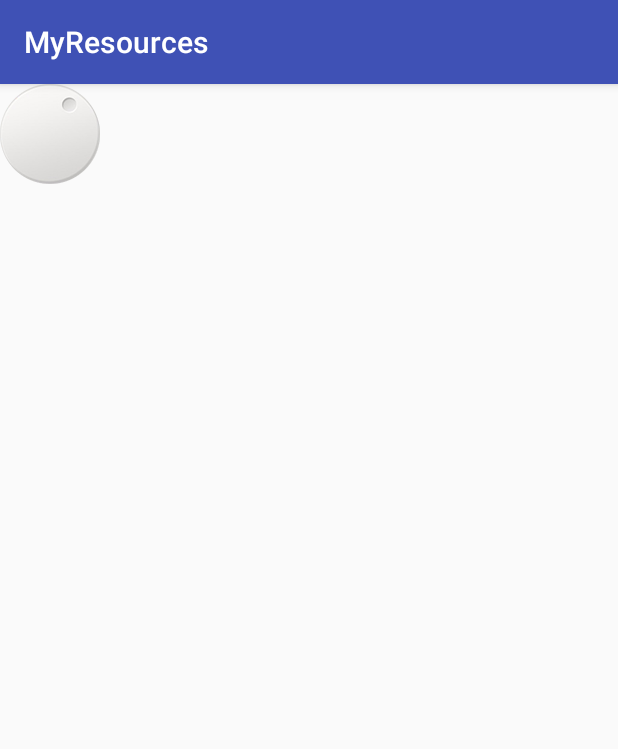
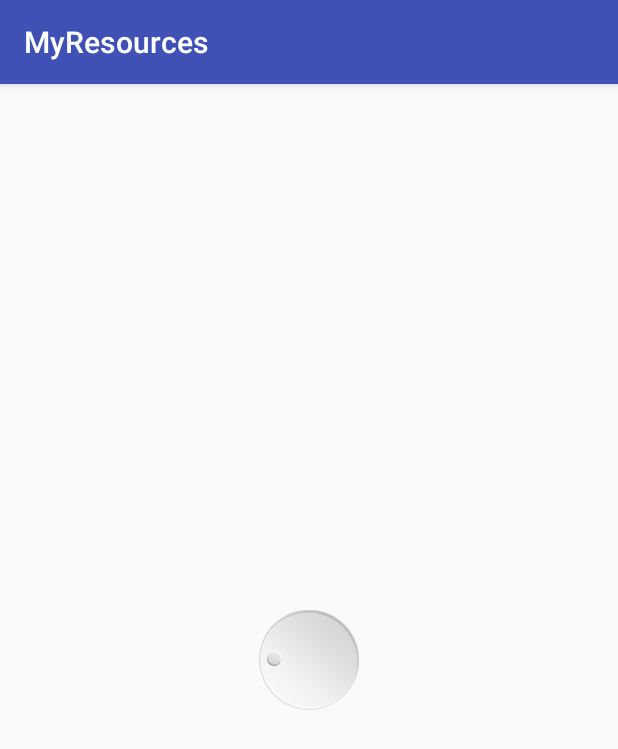
Before and after one commit to lialzm/lialzm_android_test, an Android app: the screen it shows after launch (MainActivity), on a phone screen of 412 x 824 dp. Shown: the top 749 px of the screen. Run offline under Robolectric (Android 15) with nearby library versions, the phone set to English and light mode, and no system bars.

Commit message:
完成可以控制大小

```diff
--- a/myresources/src/main/java/com/lialzm/myresources/view/RotationSwitch.java
+++ b/myresources/src/main/java/com/lialzm/myresources/view/RotationSwitch.java
@@ -14,8 +14,6 @@ import android.view.View;
 
 import com.lialzm.myresources.R;
 
-import java.util.logging.Logger;
-
 /**
  * 旋转开关
  * 1.开始位置
@@ -28,14 +26,33 @@ public class RotationSwitch extends View {
     private Bitmap thumbBitmap;
     private Paint paint = new Paint();
     private boolean isTouchState = false; //触摸状态
-    private float currentPosition; // 当前开关位置
-    private int maxPosition; // 开关滑动最大位置
-
+    private int maxAngle = 360; // 开关滑动最大位置
+    private int startAngle = 0;//起始角度
+    private float angleSum = 0;//记录旋转角度和
 
     public RotationSwitch(Context context) {
         super(context);
         initBitmap();
     }
+
+    /**
+     * 设置最大可旋转角度
+     *
+     * @param maxAngle
+     */
+    public void setMaxAngle(int maxAngle) {
+        this.maxAngle = maxAngle;
+    }
+
+    /**
+     * 设置起始角度
+     *
+     * @param startAngle
+     */
+    public void setStartAngle(int startAngle) {
+        this.startAngle = startAngle;
+    }
+
 
     public RotationSwitch(Context context, AttributeSet attrs) {
         super(context, attrs);
@@ -51,7 +68,8 @@ public class RotationSwitch extends View {
     }
 
     private void initBitmap() {
-        thumbBitmap = BitmapFactory.decodeResource(getResources(), R.drawable.rotation_thumb);
+        thumbBitmap = BitmapFactory.decodeResource(getResources(), R.drawable.rotation_thumb1);
+        matrix.postRotate(startAngle, thumbBitmap.getWidth() / 2.0f, thumbBitmap.getHeight() / 2.0f);
     }
 
     /**
@@ -78,6 +96,7 @@ public class RotationSwitch extends View {
         } else {
             height = thumbBitmap.getHeight();
         }
+        matrix.setScale(Float.valueOf(width) / thumbBitmap.getWidth(), Float.valueOf(height) / thumbBitmap.getHeight());
         setMeasuredDimension(width, height);
 //        setMeasuredDimension(dp2px(100), dp2px(100));
     }
@@ -93,13 +112,14 @@ public class RotationSwitch extends View {
     @Override
     protected void onDraw(Canvas canvas) {
         super.onDraw(canvas);
+        Log.d("find", "onDraw:height " + canvas.getHeight() + ",width" + canvas.getWidth());
         canvas.drawBitmap(thumbBitmap, matrix, paint);
     }
 
     OnAngleListen onAngleListen;
 
     public void setOnAngleListen(OnAngleListen onAngleListen) {
-        this.onAngleListen=onAngleListen;
+        this.onAngleListen = onAngleListen;
     }
 
     float startx = 0;//开始转动的点
@@ -115,7 +135,7 @@ public class RotationSwitch extends View {
      */
     @Override
     public boolean onTouchEvent(MotionEvent event) {
-
+        Log.d("find", "onTouchEvent: ");
         //获取按钮中心位置
 //        int[] location = new int[2];
 //        this.getLocationOnScreen(location);
@@ -142,6 +162,7 @@ public class RotationSwitch extends View {
                 break;
             //难点:转动的方向,角度
             case MotionEvent.ACTION_MOVE:
+
                 float endX = event.getX();
                 float endY = event.getY();
                 float c = (float) Math.sqrt(Math.pow(Math.abs(endY - starty), 2) + Math.pow(Math.abs(endX - startx), 2));
@@ -149,18 +170,22 @@ public class RotationSwitch extends View {
                 angle = (float) (angle * (180 / Math.PI));
 
                 if (!Float.isNaN(angle)) {
-                    Log.d("find", "startx==" + startx + ",starty==" + starty);
-                    Log.d("find", "endX==" + endX + ",endY==" + endY);
-                    Log.d("find", "angle(endX, endY, centerX, centerY)==" + angle(endX, endY, centerX, centerY));
-                    Log.d("find", "angle(startx, starty, centerX, centerY)==" + angle(startx, starty, centerX, centerY));
                     if (angle(endX, endY, centerX, centerY) < angle(startx, starty, centerX, centerY)) {//顺时针
-                        matrix.postRotate(angle, getWidth() / 2.0f, getHeight() / 2.0f);
                     } else {
-                        matrix.postRotate(-angle, getWidth() / 2.0f, getHeight() / 2.0f);
+                        angle = -angle;
+                    }
+                    angleSum += angle;
+                    Log.d("find", "onTouchEvent: angle=="+angleSum);
+                    if (angleSum > maxAngle) {
+                        angleSum=maxAngle;
+                        break;
+                    }
+                    matrix.postRotate(angle, centerX, centerY);
+                    if (onAngleListen != null) {
+                        onAngleListen.angle(angleSum);
                     }
                     invalidate();
-                    currentPosition+=angle;
-                    onAngleListen.angle(angle);
+
                 }
                 startx = endX;
                 starty = endY;
--- a/myresources/src/main/res/layout/activity_main.xml
+++ b/myresources/src/main/res/layout/activity_main.xml
@@ -14,7 +14,7 @@
         android:visibility="gone" />
 
     <com.lialzm.myresources.view.RotationSwitch
-        android:layout_centerInParent="true"
-        android:layout_width="5000dp"
-        android:layout_height="5000dp" />
+        android:layout_width="wrap_content"
+        android:layout_height="wrap_content"
+        android:layout_centerInParent="true" />
 </RelativeLayout>
```
Also changed, not shown: myresources/src/main/res/drawable-hdpi/rotation_thumb1.png (added).
